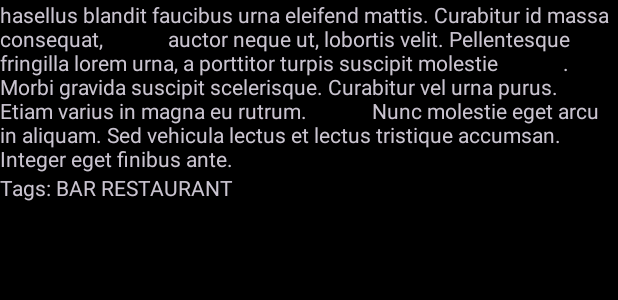
After one commit to JacobSalvi/LocumVisium, an Android app: the layout loction_popup_description_tags.xml on its own in the app's theme, with its tools: preview values and no code run, on a phone screen of 412 x 824 dp. The commit adds this screen. Shown: the top 300 px of the screen. Run offline under Robolectric (Android 15) with nearby library versions, the phone set to English and light mode, and no system bars; network calls fail.

Commit message:
ui improvements

```diff
--- a/app/build.gradle.kts
+++ b/app/build.gradle.kts
@@ -57,6 +57,7 @@ buildscript {
 }
 
 dependencies {
+    implementation ("androidx.viewpager2:viewpager2:1.0.0")
     implementation ("androidx.camera:camera-camera2:1.3.0")
     implementation ("androidx.camera:camera-lifecycle:1.3.0")
     implementation ("androidx.camera:camera-view:1.3.0")
--- a/app/src/main/java/com/example/mwcproject/fragments/PicturePreview.java
+++ b/app/src/main/java/com/example/mwcproject/PicturePreview.java
@@ -1,4 +1,4 @@
-package com.example.mwcproject.fragments;
+package com.example.mwcproject;
 
 import android.content.ComponentName;
 import android.content.Context;
--- a/app/src/main/java/com/example/mwcproject/fragments/CameraFragment.java
+++ b/app/src/main/java/com/example/mwcproject/fragments/CameraFragment.java
@@ -1,14 +1,10 @@
 package com.example.mwcproject.fragments;
-
-import static android.view.Surface.ROTATION_90;
 
 import android.content.Context;
 import android.graphics.Bitmap;
 import android.graphics.Matrix;
-import android.media.ExifInterface;
 import android.os.Bundle;
 import android.view.LayoutInflater;
-import android.view.Surface;
 import android.view.View;
 import android.view.ViewGroup;
 
@@ -28,6 +24,7 @@ import androidx.fragment.app.Fragment;
 
 import com.example.mwcproject.R;
 import com.example.mwcproject.databinding.CameraFragmentBinding;
+import com.example.mwcproject.PicturePreview;
 import com.example.mwcproject.fragments.NavBarFragment.CameraButton.CameraButtonFragment;
 import com.google.common.util.concurrent.ListenableFuture;
 
--- a/app/src/main/java/com/example/mwcproject/fragments/LocationPopupFragment.java
+++ b/app/src/main/java/com/example/mwcproject/fragments/LocationPopup/LocationPopupFragment.java
@@ -1,4 +1,4 @@
-package com.example.mwcproject.fragments;
+package com.example.mwcproject.fragments.LocationPopup;
 import static com.example.mwcproject.requests.RequestsHandler.StringToBitMap;
 
 import android.graphics.Bitmap;
@@ -14,6 +14,7 @@ import android.widget.TextView;
 import androidx.annotation.NonNull;
 import androidx.annotation.Nullable;
 import androidx.fragment.app.Fragment;
+import androidx.viewpager2.adapter.FragmentStateAdapter;
 
 import com.example.mwcproject.R;
 import com.example.mwcproject.databinding.LocationPopupFragmentBinding;
@@ -50,7 +51,6 @@ public class LocationPopupFragment extends Fragment {
             public boolean onTouch(View v, MotionEvent event) {
                 return true;
             }
-
         });
 
         return binding.getRoot();
--- a/app/src/main/java/com/example/mwcproject/utils/LocationUtils.java
+++ b/app/src/main/java/com/example/mwcproject/utils/LocationUtils.java
@@ -12,8 +12,8 @@ public class LocationUtils {
 
     public static Location getLuganoLocation() {
         Location location =  new Location("BASE");
-        location.setLongitude(46.011674);
-        location.setLatitude(8.96139);
+        location.setLongitude(8.96139);
+        location.setLatitude(46.011674);
         return location;
     }
 
--- /dev/null
+++ b/app/src/main/res/drawable/background_loading_image.xml
@@ -0,0 +1,5 @@
+<?xml version="1.0" encoding="utf-8"?>
+<shape xmlns:android="http://schemas.android.com/apk/res/android">
+    <solid android:color="#4527272C" />
+    <corners android:radius="10dp" />
+</shape>
--- /dev/null
+++ b/app/src/main/res/layout/loction_popup_description_tags.xml
@@ -0,0 +1,27 @@
+<?xml version="1.0" encoding="utf-8"?>
+<androidx.constraintlayout.widget.ConstraintLayout xmlns:android="http://schemas.android.com/apk/res/android"
+    android:layout_width="match_parent"
+    android:layout_height="match_parent">
+
+    <LinearLayout
+        android:layout_width="match_parent"
+        android:layout_height="match_parent"
+        android:orientation="vertical">
+
+        <TextView
+            android:id="@+id/textView1"
+            android:layout_width="match_parent"
+            android:layout_height="wrap_content"
+            android:text="hasellus blandit faucibus urna eleifend mattis. Curabitur id massa consequat,
+            auctor neque ut, lobortis velit. Pellentesque fringilla lorem urna, a porttitor turpis suscipit molestie
+            . Morbi gravida suscipit scelerisque. Curabitur vel urna purus. Etiam varius in magna eu rutrum.
+            Nunc molestie eget arcu in aliquam. Sed vehicula lectus et lectus tristique accumsan.
+            Integer eget finibus ante." />
+        <TextView
+            android:id="@+id/textView2"
+            android:layout_width="match_parent"
+            android:layout_height="wrap_content"
+            android:text="Tags: BAR RESTAURANT" />
+
+    </LinearLayout>
+</androidx.constraintlayout.widget.ConstraintLayout>
--- a/app/src/main/res/layout/picture_preview_fragment.xml
+++ b/app/src/main/res/layout/picture_preview_fragment.xml
@@ -5,7 +5,7 @@
     android:layout_width="match_parent"
     android:layout_height="match_parent"
     android:id="@+id/picture_preview"
-    tools:context="com.example.mwcproject.fragments.PicturePreview">
+    tools:context="com.example.mwcproject.PicturePreview">
 
 
     <ScrollView
--- a/app/src/main/res/layout/post_fragment.xml
+++ b/app/src/main/res/layout/post_fragment.xml
@@ -36,7 +36,7 @@
                 android:layout_height="200dp"
                 android:maxHeight="20dp"
                 android:minHeight="20dp"
-                android:src="@drawable/ic_menu_camera" />
+                android:src="@drawable/background_loading_image" />
 
             <TextView
                 android:id="@+id/post_description"
--- a/app/src/main/res/raw/config.properties
+++ b/app/src/main/res/raw/config.properties
@@ -1,3 +1,3 @@
 scheme=http
-host=10.21.16.38
+host=192.168.0.188
 port=3000
```
Also changed, not shown: app/src/main/java/com/example/mwcproject/fragments/LocationPopup/LocationPopupFragmentAdapter.java (added, +28 -0 lines), app/src/main/java/com/example/mwcproject/fragments/Map/MapMarkers.java (+14 -14 lines), app/src/main/java/com/example/mwcproject/fragments/Map/MapsFragment.java (+0 -9 lines), app/src/main/java/com/example/mwcproject/fragments/ScrollFeed.java (+52 -26 lines), app/src/main/res/anim/slide_in.xml (added, +7 -0 lines), app/src/main/res/anim/slide_out.xml (added, +7 -0 lines), app/src/main/res/layout/location_popup_fragment.xml (+9 -1 lines), app/src/main/res/layout/location_popup_image.xml (added, +11 -0 lines).
